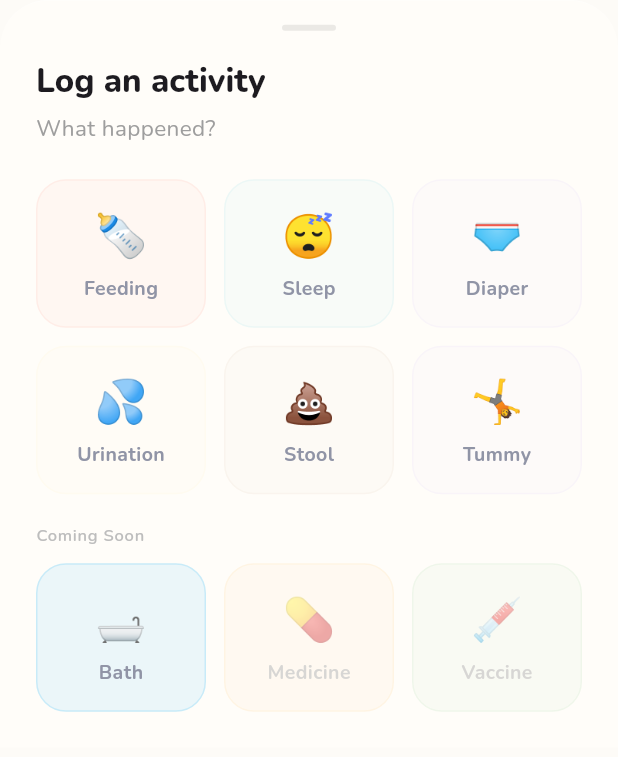
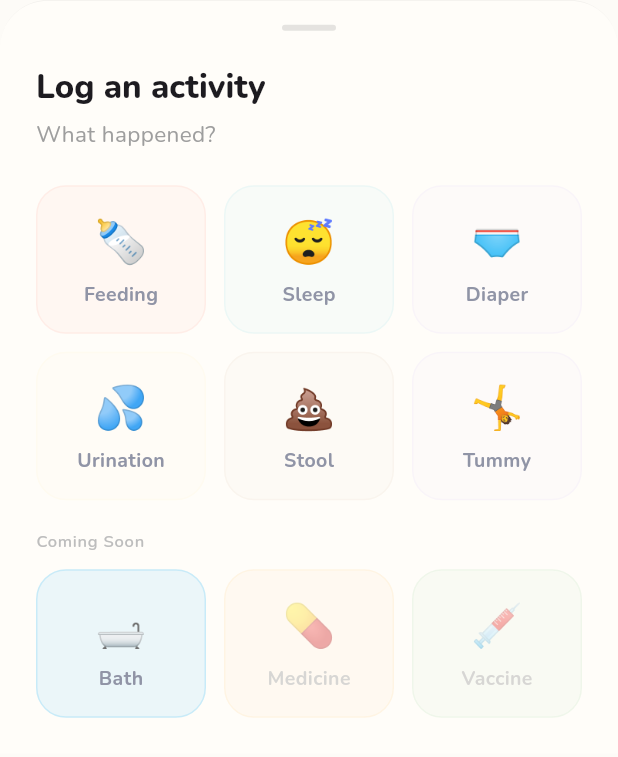
Before and after one commit to iamPrashanta/baby-corn-apk, a Flutter app: the AddRecordModal widget shown alone on an empty page, opened directly, on a phone screen of 412 x 824 dp. Shown: the top 757 px of the screen. Run offline on Flutter 3.47's test engine with Material 3 defaults, Android fonts, the phone set to English and light mode, and no system bars; drawn by our look-alikes of flutter_animate; our stand-ins replace cloud_firestore, connectivity_plus, file_picker, firebase_auth, firebase_core, flutter_local_notifications and 10 more; missing offline and left inert: firebase_app_check, flutter_overlay_window, flutter_windowmanager_plus; accounts and stored records are empty.

Commit message:
feat: implement activity tracking system with active session provider and logging modal

```diff
--- /dev/null
+++ b/lib/core/widgets/app_bottom_sheet.dart
@@ -0,0 +1,104 @@
+import 'dart:ui';
+import 'package:flutter/material.dart';
+
+class AppBottomSheet extends StatelessWidget {
+  final Widget child;
+  final bool useGlass;
+  final double sigma;
+  final Color? glassColorLight;
+  final Color? glassColorDark;
+  final Color? solidColorLight;
+  final Color? solidColorDark;
+  final Color? borderColor;
+  final EdgeInsetsGeometry padding;
+
+  const AppBottomSheet({
+    super.key,
+    required this.child,
+    this.useGlass = false,
+    this.sigma = 18.0,
+    this.glassColorLight,
+    this.glassColorDark,
+    this.solidColorLight,
+    this.solidColorDark,
+    this.borderColor,
+    this.padding = const EdgeInsets.only(left: 24, right: 24, top: 16),
+  });
+
+  @override
+  Widget build(BuildContext context) {
+    final isDark = Theme.of(context).brightness == Brightness.dark;
+
+    // Define colors
+    final bgLight = useGlass
+        ? (glassColorLight ?? const Color(0xFFFFFDF9).withOpacity(0.92))
+        : (solidColorLight ?? const Color(0xFFFDFBF7));
+    final bgDark = useGlass
+        ? (glassColorDark ?? const Color(0xFF1A1820).withOpacity(0.92))
+        : (solidColorDark ?? const Color(0xFF1A1820));
+
+    final bgColor = isDark ? bgDark : bgLight;
+
+    // Border
+    final border = Border(
+      top: BorderSide(
+        color: borderColor ??
+            (isDark ? Colors.white.withOpacity(0.08) : Colors.black.withOpacity(0.05)),
+        width: 0.5,
+      ),
+    );
+
+    // Padding that accounts for keyboard and safe area
+    final EdgeInsets mergedPadding = EdgeInsets.only(
+      left: padding.resolve(Directionality.of(context)).left,
+      right: padding.resolve(Directionality.of(context)).right,
+      top: padding.resolve(Directionality.of(context)).top,
+      bottom: MediaQuery.of(context).viewInsets.bottom +
+          MediaQuery.of(context).padding.bottom +
+          24,
+    );
+
+    Widget content = Container(
+      decoration: BoxDecoration(
+        color: bgColor,
+        borderRadius: const BorderRadius.vertical(top: Radius.circular(32)),
+        border: border,
+      ),
+      padding: mergedPadding,
+      child: SingleChildScrollView(
+        child: Column(
+          mainAxisSize: MainAxisSize.min,
+          children: [
+            // Drag handle
+            Center(
+              child: Container(
+                width: 36,
+                height: 4,
+                decoration: BoxDecoration(
+                  color: isDark
+                      ? Colors.white.withOpacity(0.15)
+                      : Colors.black.withOpacity(0.1),
+                  borderRadius: BorderRadius.circular(2),
+                ),
+              ),
+            ),
+            const SizedBox(height: 24),
+            Material(
+              type: MaterialType.transparency,
+              child: child,
+            ),
+          ],
+        ),
+      ),
+    );
+
+    if (useGlass) {
+      return BackdropFilter(
+        filter: ImageFilter.blur(sigmaX: sigma, sigmaY: sigma),
+        child: content,
+      );
+    } else {
+      return content;
+    }
+  }
+}
--- a/lib/features/records/presentation/providers/active_session_provider.dart
+++ b/lib/features/records/presentation/providers/active_session_provider.dart
@@ -191,10 +191,8 @@ class ActiveSessionNotifier extends StateNotifier<ActiveSessionModel?> {
     _timer?.cancel();
     if (state != null && state!.isRunning) {
       try {
-        if (!await FlutterOverlayWindow.isPermissionGranted()) {
-          await FlutterOverlayWindow.requestPermission();
-        }
-
+        // Only show the overlay if the user already granted permission.
+        // We do not force a permission request here so users can optionally turn it off.
         if (await FlutterOverlayWindow.isPermissionGranted()) {
           await FlutterOverlayWindow.showOverlay(
             enableDrag: true,
--- a/lib/features/records/presentation/widgets/add_record_modal.dart
+++ b/lib/features/records/presentation/widgets/add_record_modal.dart
@@ -7,8 +7,9 @@ import 'package:flutter_animate/flutter_animate.dart';
 import 'dart:ui';
 import '../../../../core/constants/app_colors.dart';
 import '../../../../core/widgets/bouncing_button.dart';
+import '../../../../core/widgets/bouncing_button.dart';
+import '../../../../core/widgets/app_bottom_sheet.dart';
 import '../providers/active_session_provider.dart';
-import '../../../../core/theme/glass_system/glass_blur.dart';
 
 class AddRecordModal extends ConsumerWidget {
   final String? initialType;
@@ -18,47 +19,11 @@ class AddRecordModal extends ConsumerWidget {
   Widget build(BuildContext context, WidgetRef ref) {
     final isDark = Theme.of(context).brightness == Brightness.dark;
 
-    return BackdropFilter(
-      filter: ImageFilter.blur(sigmaX: GlassBlur.heavyX, sigmaY: GlassBlur.heavyY),
-      child: Container(
-        decoration: BoxDecoration(
-          color: isDark
-              ? const Color(0xFF1A1820).withOpacity(0.92)
-              : const Color(0xFFFFFDF9).withOpacity(0.92),
-          borderRadius: const BorderRadius.vertical(top: Radius.circular(32)),
-          border: Border(
-            top: BorderSide(
-              color: isDark
-                  ? Colors.white.withOpacity(0.08)
-                  : Colors.white.withOpacity(0.5),
-              width: 0.5,
-            ),
-          ),
-        ),
-        padding: EdgeInsets.only(
-          left: 24,
-          right: 24,
-          top: 16,
-          bottom: MediaQuery.of(context).padding.bottom + 24,
-        ),
+    return AppBottomSheet(
+      useGlass: true,
       child: Column(
-        mainAxisSize: MainAxisSize.min,
         crossAxisAlignment: CrossAxisAlignment.start,
         children: [
-          // Drag handle
-          Center(
-            child: Container(
-              width: 36,
-              height: 4,
-              decoration: BoxDecoration(
-                color: isDark
-                    ? Colors.white.withOpacity(0.12)
-                    : Colors.black.withOpacity(0.08),
-                borderRadius: BorderRadius.circular(2),
-              ),
-            ),
-          ),
-          const SizedBox(height: 20),
           Text(
             'Log an activity',
             style: Theme.of(context).textTheme.titleLarge?.copyWith(
@@ -246,7 +211,6 @@ class AddRecordModal extends ConsumerWidget {
               .fadeIn(duration: 200.ms, delay: 450.ms),
         ],
       ),
-    ),
     );
   }
 }
```
Also changed, not shown: lib/core/widgets/timer_full_sheet.dart (+8 -39 lines), lib/features/dashboard/presentation/screens/launchpad_screen.dart (+4 -27 lines), lib/features/guide/presentation/widgets/sanskar_detail_sheet.dart (+10 -30 lines), lib/features/records/presentation/widgets/timer_overlay.dart (deleted, +0 -106 lines), lib/features/settings/presentation/screens/edit_baby_screen.dart (+28 -32 lines), 4 other files.
